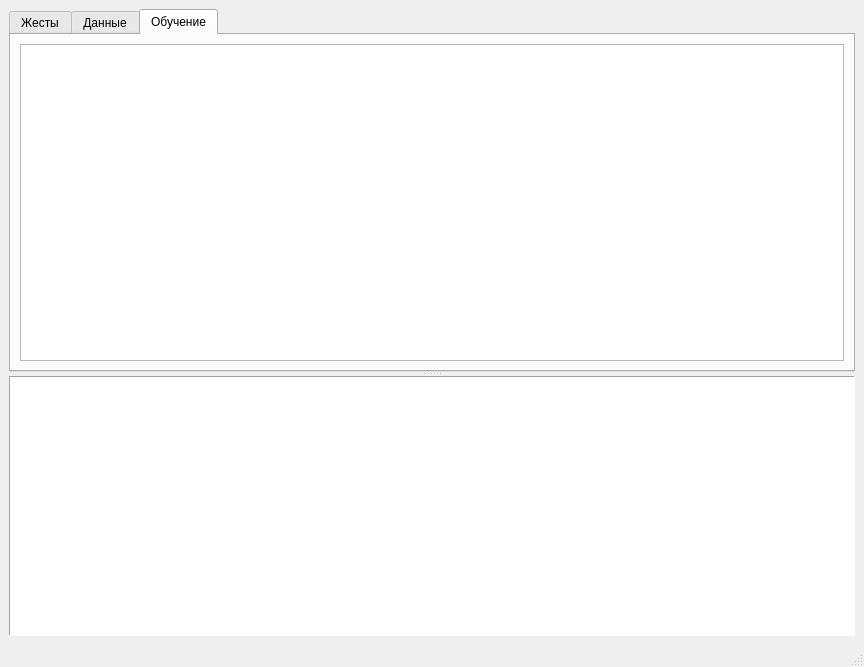
Above: gestures/gestures_window.ui from mashka-kashka/robot before the change. Below: the same form after it.
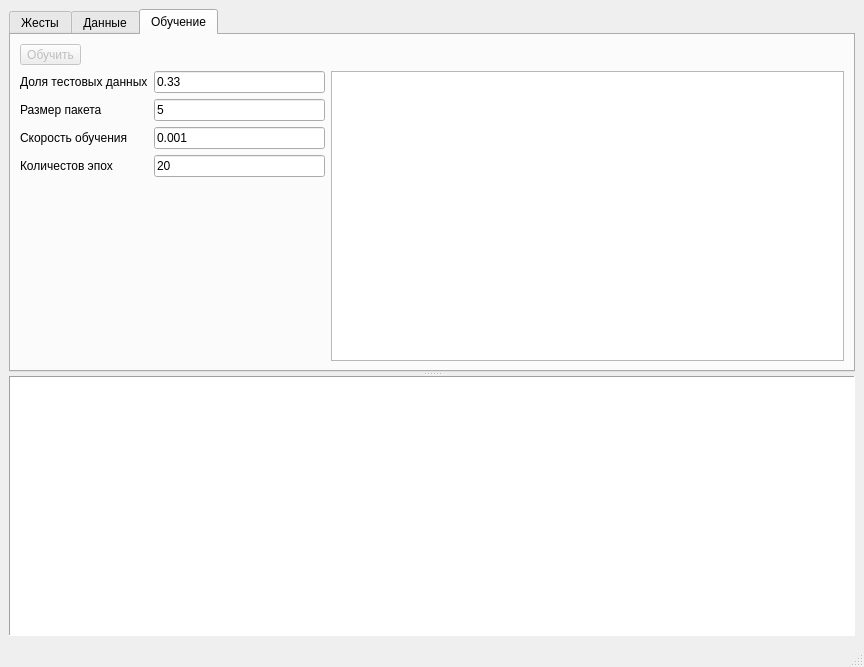
That is the form after the change. The open tabs and pages were chosen to show the change. Icons and pictures are not drawn.

Commit message: Настройка процесса обучения

The edit to the form file:
```diff
--- a/gestures/gestures_window.ui
+++ b/gestures/gestures_window.ui
@@ -371,9 +371,110 @@
         <attribute name="title">
          <string>Обучение</string>
         </attribute>
-        <layout class="QGridLayout" name="gridLayout_5">
+        <layout class="QGridLayout" name="gridLayout_5" columnstretch="1,1,3">
+         <item row="1" column="2" rowspan="5">
+          <widget class="QGraphicsView" name="gv_progress"/>
+         </item>
+         <item row="1" column="1">
+          <widget class="QLineEdit" name="le_test_size">
+           <property name="inputMask">
+            <string>9.99</string>
+           </property>
+           <property name="text">
+            <string>0.33</string>
+           </property>
+          </widget>
+         </item>
+         <item row="1" column="0">
+          <widget class="QLabel" name="l_test_size">
+           <property name="text">
+            <string>Доля тестовых данных</string>
+           </property>
+          </widget>
+         </item>
          <item row="0" column="0">
-          <widget class="QGraphicsView" name="gv_face"/>
+          <widget class="QToolButton" name="tb_train">
+           <property name="enabled">
+            <bool>false</bool>
+           </property>
+           <property name="text">
+            <string>Обучить</string>
+           </property>
+           <property name="icon">
+            <iconset>
+             <normaloff>icons/model.png</normaloff>icons/model.png</iconset>
+           </property>
+           <property name="toolButtonStyle">
+            <enum>Qt::ToolButtonTextBesideIcon</enum>
+           </property>
+          </widget>
+         </item>
+         <item row="2" column="1">
+          <widget class="QLineEdit" name="le_batch_size">
+           <property name="inputMask">
+            <string>999</string>
+           </property>
+           <property name="text">
+            <string>5</string>
+           </property>
+           <property name="cursorPosition">
+            <number>1</number>
+           </property>
+          </widget>
+         </item>
+         <item row="5" column="1">
+          <spacer name="verticalSpacer">
+           <property name="orientation">
+            <enum>Qt::Vertical</enum>
+           </property>
+           <property name="sizeHint" stdset="0">
+            <size>
+             <width>20</width>
+             <height>40</height>
+            </size>
+           </property>
+          </spacer>
+         </item>
+         <item row="3" column="0">
+          <widget class="QLabel" name="label_2">
+           <property name="text">
+            <string>Скорость обучения</string>
+           </property>
+          </widget>
+         </item>
+         <item row="3" column="1">
+          <widget class="QLineEdit" name="le_learning_rate">
+           <property name="inputMask">
+            <string>0.999</string>
+           </property>
+           <property name="text">
+            <string>0.001</string>
+           </property>
+          </widget>
+         </item>
+         <item row="4" column="1">
+          <widget class="QLineEdit" name="le_epochs">
+           <property name="inputMask">
+            <string>999</string>
+           </property>
+           <property name="text">
+            <string>20</string>
+           </property>
+          </widget>
+         </item>
+         <item row="2" column="0">
+          <widget class="QLabel" name="label">
+           <property name="text">
+            <string>Размер пакета</string>
+           </property>
+          </widget>
+         </item>
+         <item row="4" column="0">
+          <widget class="QLabel" name="label_3">
+           <property name="text">
+            <string>Количестов эпох</string>
+           </property>
+          </widget>
          </item>
         </layout>
        </widget>
```
Left out of the diff: 62 changed lines with no effect on the pictures. The commit also changes 6 other files.
